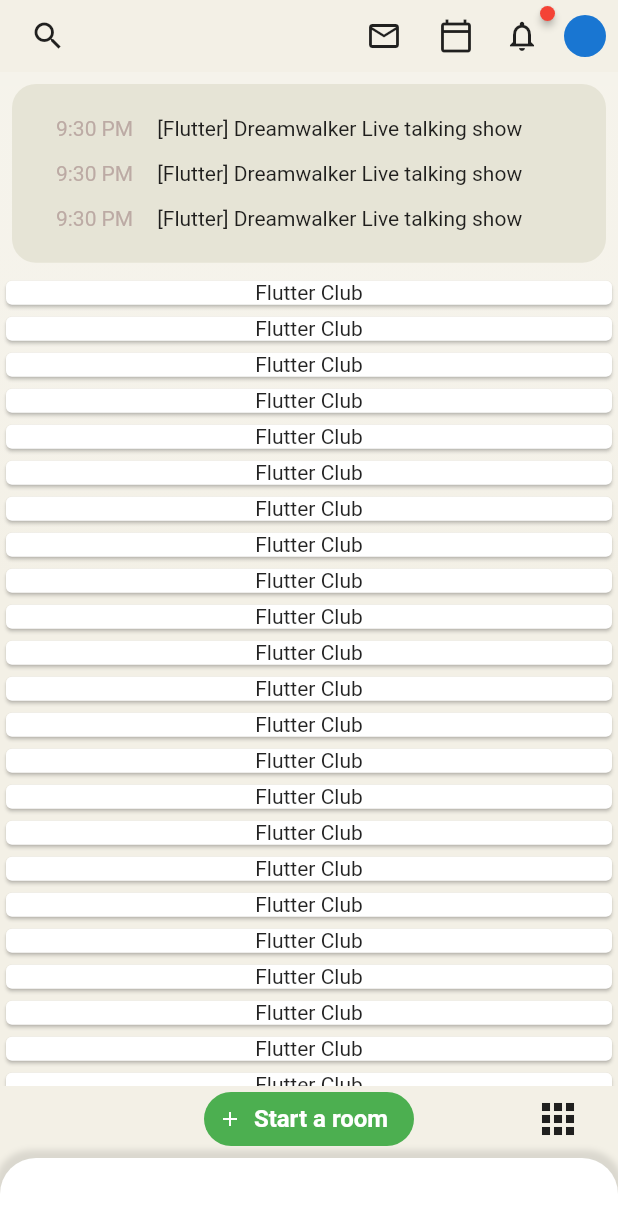
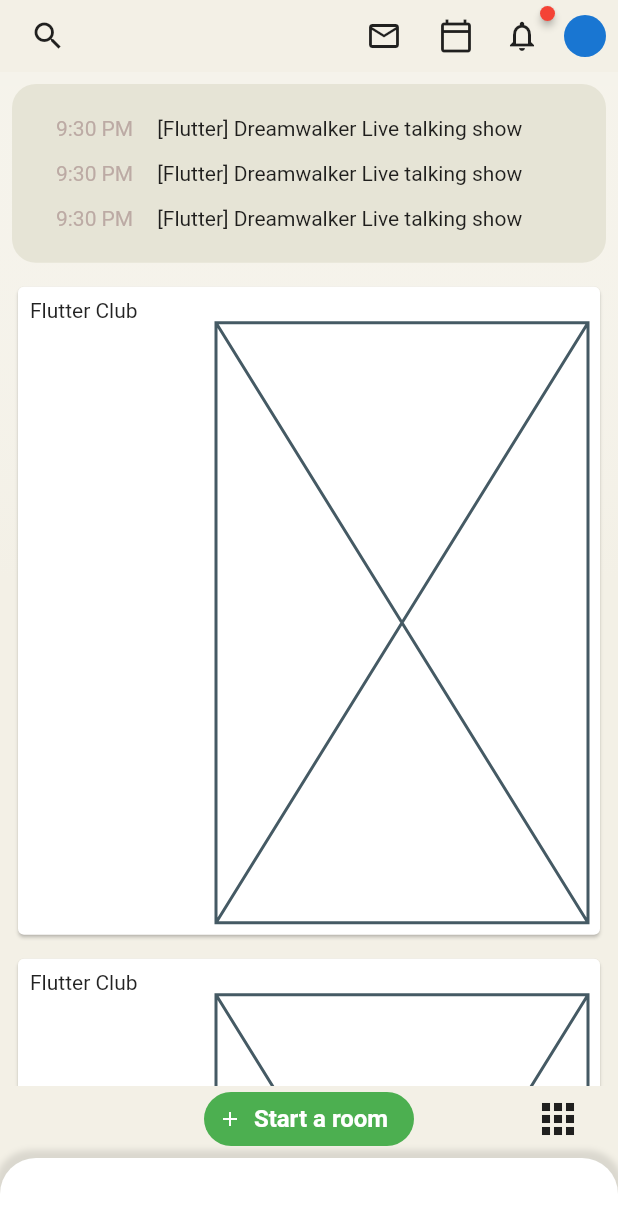
Before and after one commit to JAICHANGPARK/flutter_notebook_11th_story, a Flutter app: the screen it shows after launch, on a phone screen of 412 x 824 dp. Shown: the top 1230 px of the screen. Run offline on Flutter 3.47's test engine with Material 2 defaults, Android fonts, the phone set to English and light mode, and no system bars; drawn by our look-alikes of badges; our stand-ins replace backdrop.

Commit message:
Update clubhouse_home_page.dart

```diff
--- a/lib/ep701_clubhouse/ui/clubhouse_home_page.dart
+++ b/lib/ep701_clubhouse/ui/clubhouse_home_page.dart
@@ -138,9 +138,28 @@ class _ClubhouseHomePageState extends State<ClubhouseHomePage> {
                   Expanded(
                     flex: 8,
                     child: ListView.builder(itemBuilder: (context, index) {
-                      return Card(
-                        child: Column(
-                          children: [Text("Flutter Club")],
+                      return Padding(
+                        padding: const EdgeInsets.symmetric(horizontal: 8, vertical: 4),
+                        child: Card(
+                          child: Padding(
+                            padding: const EdgeInsets.all(8.0),
+                            child: Column(
+                              crossAxisAlignment: CrossAxisAlignment.start,
+                              children: [Text("Flutter Club"),
+                              Row(
+                                children: [
+                                  Expanded(
+                                      flex: 2, child: Stack(
+                                    children: [
+
+                                    ],
+                                  )),
+                                  Expanded(
+                                      flex : 4,child: Placeholder()),
+                                ],
+                              )],
+                            ),
+                          ),
                         ),
                       );
                     }),
```
